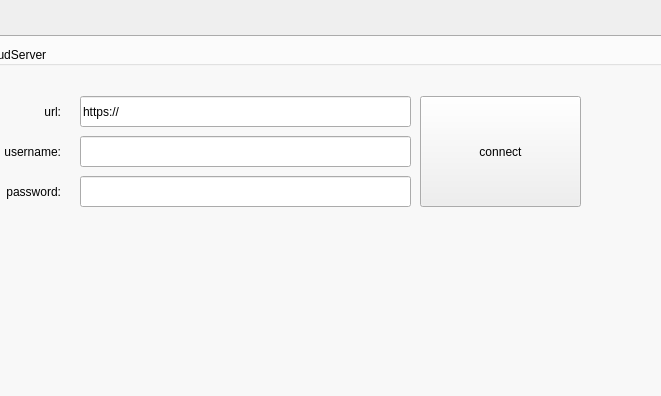
Qt form src/settingsdialog.ui (pbek/QOwnNotes) before a commit; both pictures show x 92 to 753 and y 0 to 396 of the 1000 by 696 pixel window.
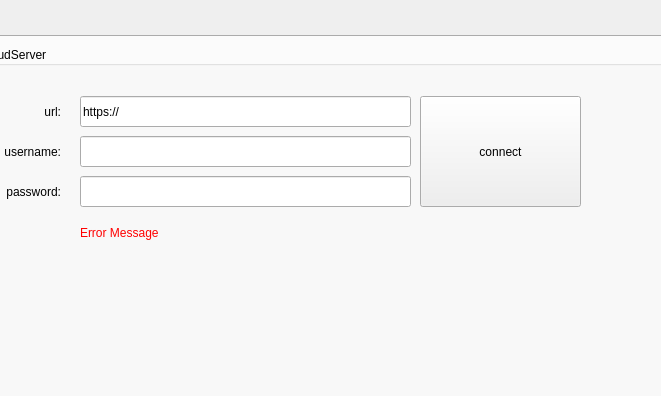
The same form after that commit. Icons and pictures are not drawn.

Commit message: implemented ownCloud connection handling

Diff of the .ui file:
```diff
--- a/src/settingsdialog.ui
+++ b/src/settingsdialog.ui
@@ -151,7 +151,46 @@
              <string>connect</string>
             </property>
             <property name="icon">
-             <iconset theme="network-wired"/>
+             <iconset theme="network-wired">
+              <normaloff/>
+             </iconset>
+            </property>
+           </widget>
+           <widget class="QLabel" name="connectionTestLabel">
+            <property name="enabled">
+             <bool>true</bool>
+            </property>
+            <property name="geometry">
+             <rect>
+              <x>150</x>
+              <y>180</y>
+              <width>501</width>
+              <height>21</height>
+             </rect>
+            </property>
+            <property name="sizePolicy">
+             <sizepolicy hsizetype="Preferred" vsizetype="Preferred">
+              <horstretch>0</horstretch>
+              <verstretch>0</verstretch>
+             </sizepolicy>
+            </property>
+            <property name="font">
+             <font>
+              <weight>50</weight>
+              <bold>false</bold>
+             </font>
+            </property>
+            <property name="styleSheet">
+             <string notr="true">color: rgb(255, 0, 0)</string>
+            </property>
+            <property name="text">
+             <string>Error Message</string>
+            </property>
+            <property name="alignment">
+             <set>Qt::AlignLeading|Qt::AlignLeft|Qt::AlignTop</set>
+            </property>
+            <property name="wordWrap">
+             <bool>true</bool>
             </property>
            </widget>
           </widget>
```
The commit also changes 4 other files.
